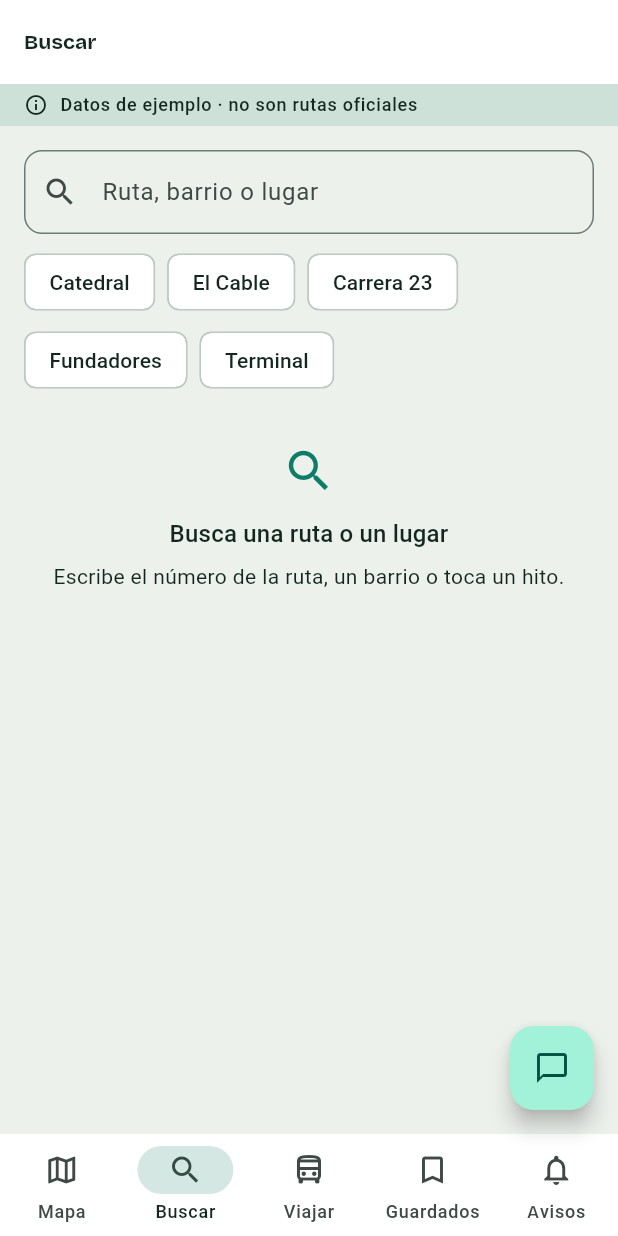
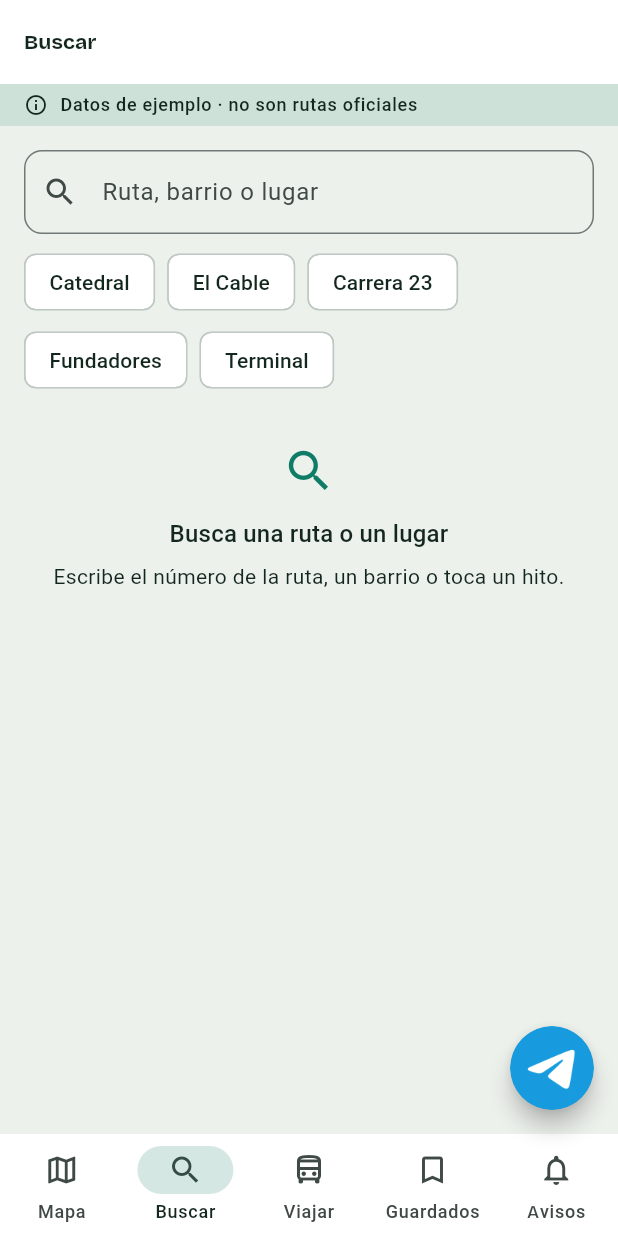
Before and after one commit to DYLBER-CABRERA/AppBusetasManizales, a Flutter app: the screen it shows after launch, item 2 of the bottom bar chosen, on a phone screen of 412 x 824 dp. Run offline on Flutter 3.47's test engine with Material 3 defaults, Android fonts, the phone set to English and light mode, and no system bars; our stand-ins replace dio, flutter_local_notifications, flutter_map, flutter_riverpod, geolocator, go_router and 4 more; accounts and stored records are empty; network calls fail.

Commit message:
feat(mobile): el botón botBusetas usa el logo de Telegram (image/telegram.webp)
Co-Authored-By: Claude Sonnet 5.5 <noreply@anthropic.com>

```diff
--- a/mobile/lib/app/widgets/boton_bot_busetas.dart
+++ b/mobile/lib/app/widgets/boton_bot_busetas.dart
@@ -5,7 +5,7 @@ import '../../nucleo/enlaces.dart';
 
 final enlaceBotBusetas = Uri.parse('https://t.me/BusetasAppBot');
 
-/// Botón flotante «botBusetas»: abre la conversación con el bot de Telegram.
+/// Botón flotante «botBusetas» con el logo de Telegram: abre la conversación con el bot.
 class BotonBotBusetas extends ConsumerWidget {
   const BotonBotBusetas({super.key});
 
@@ -29,8 +29,11 @@ class BotonBotBusetas extends ConsumerWidget {
         child: FloatingActionButton(
           heroTag: 'bot_busetas',
           tooltip: 'botBusetas',
+          backgroundColor: Colors.transparent,
+          shape: const CircleBorder(),
+          clipBehavior: Clip.antiAlias,
           onPressed: () => _abrir(context, ref),
-          child: const Icon(Icons.chat_bubble_outline),
+          child: Image.asset('image/telegram.webp', width: 56, height: 56, cacheWidth: 112),
         ),
       );
 }
--- a/mobile/pubspec.yaml
+++ b/mobile/pubspec.yaml
@@ -33,3 +33,5 @@ dev_dependencies:
 
 flutter:
   uses-material-design: true
+  assets:
+    - image/telegram.webp
```
Also changed, not shown: mobile/image/bot.webp (added), mobile/image/telegram.webp (added), 1 other file.
